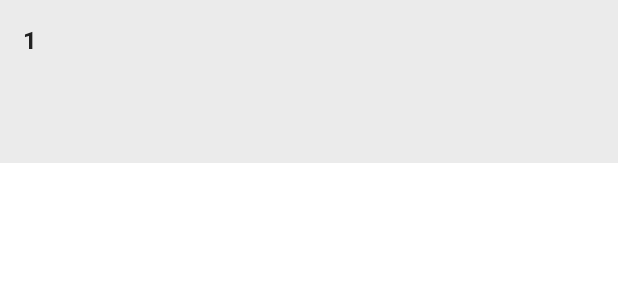
After one commit to danielvportlandia/7MinuteWorkout, an Android app: the layout item_history_row.xml on its own in the app's theme, with its tools: preview values and no code run, on a phone screen of 412 x 824 dp. The commit adds this screen. Shown: the top 300 px of the screen. Run offline under Robolectric (Android 15) with nearby library versions, the phone set to English and light mode, and no system bars.

Commit message:
preparing for dates listView

```diff
--- /dev/null
+++ b/app/src/main/res/layout/item_history_row.xml
@@ -0,0 +1,29 @@
+<?xml version="1.0" encoding="utf-8"?>
+<LinearLayout xmlns:android="http://schemas.android.com/apk/res/android"
+    xmlns:tools="http://schemas.android.com/tools"
+    android:id="@+id/ll_history_item_main"
+    android:orientation="horizontal"
+    android:layout_width="match_parent"
+    android:layout_height="wrap_content"
+    android:padding="15dp"
+    android:background="#EBEBEB"
+    >
+    <TextView
+        android:id="@+id/tvPosition"
+        android:layout_width="wrap_content"
+        android:layout_height="wrap_content"
+        android:gravity="center"
+        android:textColor="#212121"
+        android:textSize="16sp"
+        android:textStyle="bold"
+        tools:text="1" />
+    <TextView
+        android:id="@+id/tvItem"
+        android:layout_width="0dp"
+        android:layout_height="wrap_content"
+        android:gravity="center"
+        android:textColor="#212121"
+        android:textSize="16sp"
+        android:textStyle="bold"
+        tools:text="DATE" />
+</LinearLayout>
```
Also changed, not shown: app/src/main/java/com/example/a7minuteworkout/HistoryActivity.kt (+14 -0 lines), app/src/main/java/com/example/a7minuteworkout/SqliteOpenHelper.kt (+13 -0 lines).
